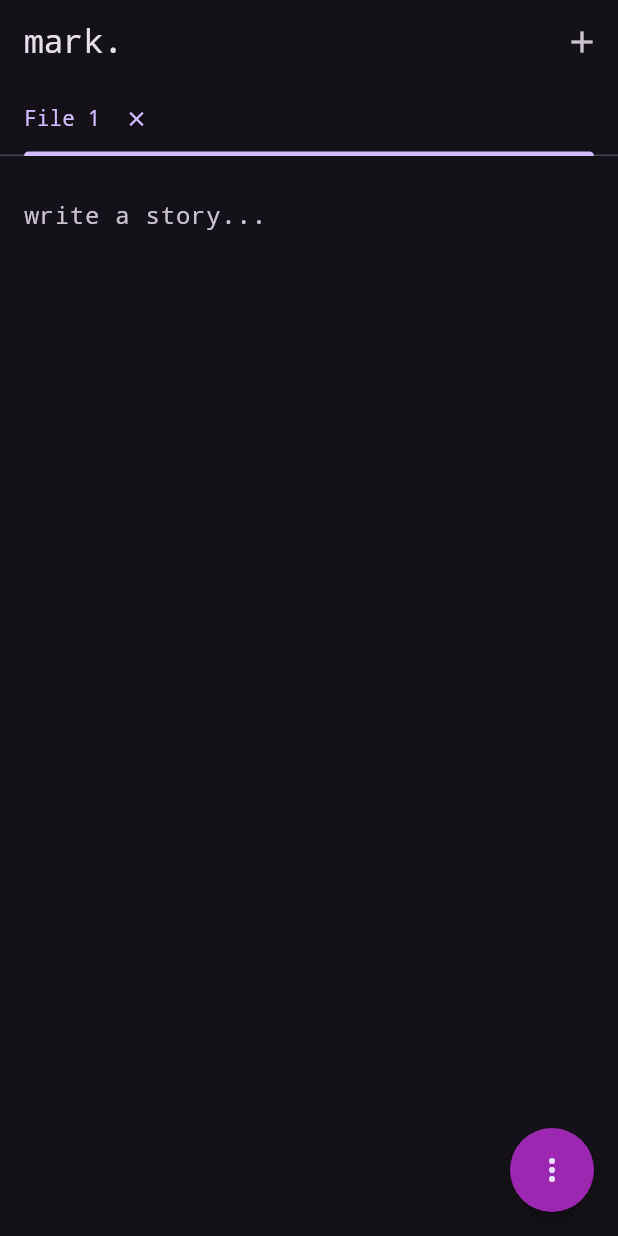
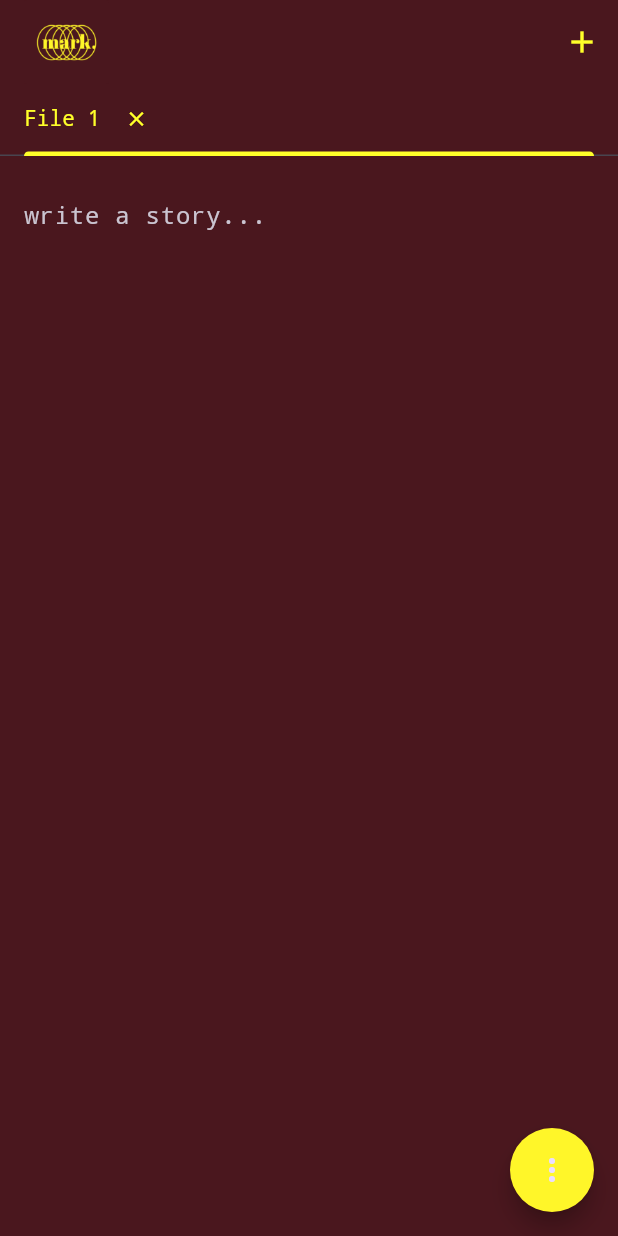
Before and after one commit to wjakew/mark, a Flutter app: the screen it shows after launch, on a phone screen of 412 x 824 dp. Run offline on Flutter 3.47's test engine with Material 3 defaults, Android fonts, the phone set to English and light mode, and no system bars; drawn by our look-alikes of flutter_speed_dial; our stand-ins replace file_picker, flutter_markdown; missing offline and left inert: file_saver.

Commit message:
UI update

```diff
--- a/lib/main.dart
+++ b/lib/main.dart
@@ -8,6 +8,7 @@ import 'dart:typed_data'; // Import for Uint8List
 import 'package:file_picker/file_picker.dart'; // Import for file picking
 import 'package:path/path.dart' as path; // Use a prefix for path manipulation
 import 'markdown_editor_screen.dart'; // Import the new file
+import 'package:flutter/widgets.dart'; // Import for Image widget
 
 void main() {
   SystemChrome.setSystemUIOverlayStyle(SystemUiOverlayStyle.light);
@@ -92,14 +93,23 @@ class _MarkdownEditorHomeState extends State<MarkdownEditorHome> with TickerProv
         context: context,
         builder: (BuildContext context) {
           return AlertDialog(
-            title: Text('Limit Reached'),
-            content: Text('You can only have a maximum of $_maxTabs open tabs.'),
+            title: Text(
+              'Limit Reached',
+              style: TextStyle(color: Color(0xFFF62929)),
+            ),
+            content: Text(
+              'You can only have a maximum of $_maxTabs open tabs.',
+              style: TextStyle(color: Color(0xFFF62929)),
+            ),
             actions: [
               TextButton(
                 onPressed: () {
                   Navigator.of(context).pop(); // Close the dialog
                 },
-                child: Text('OK'),
+                child: Text(
+                  'OK',
+                  style: TextStyle(color: Color(0xFFF62929)),
+                ),
               ),
             ],
           );
@@ -129,16 +139,30 @@ class _MarkdownEditorHomeState extends State<MarkdownEditorHome> with TickerProv
   Widget build(BuildContext context) {
     return Scaffold(
       appBar: AppBar(
-        title: Text('mark.'),
+        title: Row(
+          children: [
+            Image.asset(
+              'assets/logo.png', // Load the logo
+              height: AppBar().preferredSize.height, // Set height to AppBar height
+            )
+          ],
+        ),
+        backgroundColor: Color(0xFF4A171E),
         bottom: TabBar(
           controller: _tabController,
+          indicatorColor: Color(0xFFFFFF29),
+          labelColor: Color(0xFFFFFF29),
+          unselectedLabelColor: Colors.white,
           tabs: List.generate(_tabContents.length, (index) {
             return Tab(
               child: Row(
                 children: [
-                  Text('File ${index + 1}'),
+                  Text(
+                    'File ${index + 1}',
+                    style: TextStyle(color: Color(0xFFFFFF29)),
+                  ),
                   IconButton(
-                    icon: Icon(Icons.close, size: 16),
+                    icon: Icon(Icons.close, size: 16, color: Color(0xFFFFFF29)),
                     onPressed: () => _closeTab(index), // Close tab on button press
                   ),
                 ],
@@ -148,7 +172,7 @@ class _MarkdownEditorHomeState extends State<MarkdownEditorHome> with TickerProv
         ),
         actions: [
           IconButton(
-            icon: Icon(Icons.add),
+            icon: Icon(Icons.add, color: Color(0xFFFFFF29)),
             onPressed: _addNewTab,
           ),
         ],
--- a/lib/markdown_editor_screen.dart
+++ b/lib/markdown_editor_screen.dart
@@ -73,6 +73,28 @@ class _MarkdownEditorScreenState extends State<MarkdownEditorScreen> {
   }
 
   Future<void> _saveMarkdownFile() async {
+    if (widget.initialText.isEmpty) {
+      // Show a message or dialog indicating that the text field is empty
+      showDialog(
+        context: context,
+        builder: (BuildContext context) {
+          return AlertDialog(
+            title: Text('Empty Field'),
+            content: Text('Cannot save an empty file. Please enter some text.'),
+            actions: [
+              TextButton(
+                onPressed: () {
+                  Navigator.of(context).pop(); // Close the dialog
+                },
+                child: Text('OK'),
+              ),
+            ],
+          );
+        },
+      );
+      return; // Exit the function if the text is empty
+    }
+
     // Check if a file is currently open
     if (_currentFilePath != null) {
       await File(_currentFilePath!).writeAsString(_controller.text); // Use controller's text
@@ -99,6 +121,7 @@ class _MarkdownEditorScreenState extends State<MarkdownEditorScreen> {
   @override
   Widget build(BuildContext context) {
     return Scaffold(
+      backgroundColor: Color(0xFF4A171E),
       body: Row(
         children: [
           Expanded(
@@ -127,12 +150,24 @@ class _MarkdownEditorScreenState extends State<MarkdownEditorScreen> {
             Expanded(
               child: Container(
                 decoration: BoxDecoration(
-                  color: Colors.grey[850],
-                  borderRadius: BorderRadius.circular(25),
+                  color: Color(0xFF174A43),
                 ),
                 padding: const EdgeInsets.all(16.0),
-                child: Markdown(
-                  data: _text,
+                child: Column(
+                  children: [
+                    Text(
+                      'Live Preview',
+                      style: TextStyle(
+                        color: Colors.yellow,
+                        fontSize: 16,
+                        fontWeight: FontWeight.bold,
+                      ),
+                      textAlign: TextAlign.center,
+                    ),
+                    Markdown(
+                      data: _text,
+                    ),
+                  ],
                 ),
               ),
             ),
@@ -141,7 +176,7 @@ class _MarkdownEditorScreenState extends State<MarkdownEditorScreen> {
       floatingActionButton: SpeedDial(
         icon: Icons.more_vert,
         activeIcon: Icons.close,
-        backgroundColor: Colors.purple,
+        backgroundColor: Color(0xFFFFF629),
         children: [
           SpeedDialChild(
             child: Icon(Icons.open_in_new),
--- a/pubspec.yaml
+++ b/pubspec.yaml
@@ -64,7 +64,8 @@ flutter:
   uses-material-design: true
 
   # To add assets to your application, add an assets section, like this:
-  # assets:
+  assets:
+    - assets/logo.png
   #   - images/a_dot_burr.jpeg
   #   - images/a_dot_ham.jpeg
 
```
Also changed, not shown: assets/logo.png (added), 1 other file.
